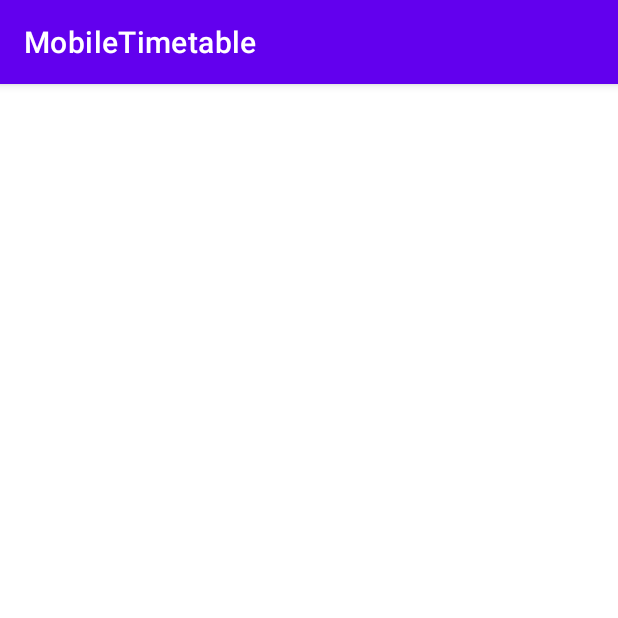
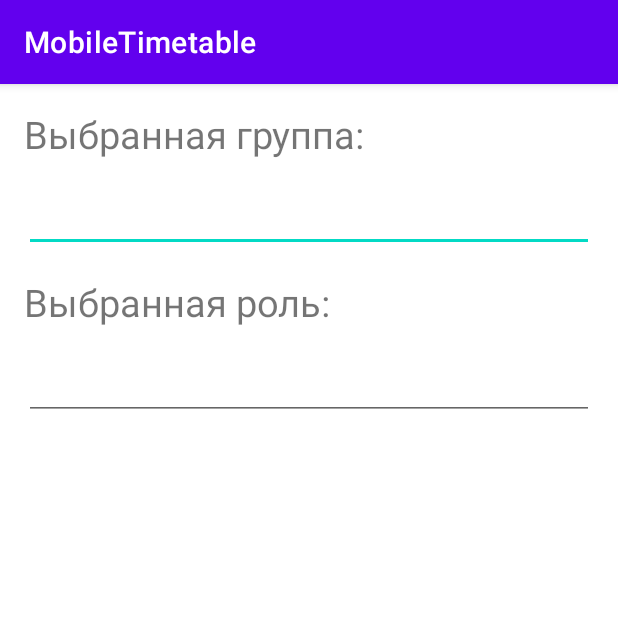
Before and after one commit to CatsProgrammers/MobileTimetable, an Android app: the SettingsActivity screen opened directly, with no data from a screen before it, on a phone screen of 412 x 824 dp, the top half of it. Run offline under Robolectric (Android 15) with nearby library versions, the phone set to English and light mode, and no system bars.

Commit message:
Бросил каркасы AutoCompleteTextView в настройках и устал

```diff
--- a/app/src/main/java/com/cats/mobiletimetable/MainActivity.java
+++ b/app/src/main/java/com/cats/mobiletimetable/MainActivity.java
@@ -1,7 +1,10 @@
 package com.cats.mobiletimetable;
 
 import android.app.DatePickerDialog;
+import android.content.Intent;
 import android.os.Bundle;
+import android.view.Menu;
+import android.view.MenuItem;
 import android.view.View;
 import android.widget.DatePicker;
 import android.widget.EditText;
@@ -172,4 +175,25 @@ public class MainActivity extends AppCompatActivity {
         loadApiData();
     }
 
+
+
+
+    // создание меню из XML
+    public boolean onCreateOptionsMenu(Menu menu) {
+        getMenuInflater().inflate(R.menu.menu_main, menu);
+        return super.onCreateOptionsMenu(menu);
+    }
+
+    // обработка нажатий на меню
+    @Override
+    public boolean onOptionsItemSelected(MenuItem item) {
+
+        String settingsString = getResources().getString(R.string.action_settings);
+        if (item.getTitle().toString().equals(settingsString)) {
+            Intent intent = new Intent(this, SettingsActivity.class);
+            startActivity(intent);
+        }
+        return true;
+    }
+
 }
--- a/app/src/main/java/com/cats/mobiletimetable/SettingsActivity.java
+++ b/app/src/main/java/com/cats/mobiletimetable/SettingsActivity.java
@@ -1,14 +1,38 @@
 package com.cats.mobiletimetable;
 
 import android.os.Bundle;
+import android.widget.ArrayAdapter;
+import android.widget.AutoCompleteTextView;
+import android.widget.Spinner;
 
 import androidx.appcompat.app.AppCompatActivity;
 
 public class SettingsActivity extends AppCompatActivity {
 
+    ArrayAdapter<String> groupListAdapter;
+    AutoCompleteTextView groupTextView;
+
+    ArrayAdapter<String> userTypeListAdapter;
+    AutoCompleteTextView userTypeTextView;
+
+
     @Override
     protected void onCreate(Bundle savedInstanceState) {
         super.onCreate(savedInstanceState);
         setContentView(R.layout.activity_settings);
+
+        groupListAdapter = new ArrayAdapter<>(this, android.R.layout.simple_dropdown_item_1line, COUNTRIES);
+        groupTextView = findViewById(R.id.groupsList);
+        groupTextView.setAdapter(groupListAdapter);
+
+        //TODO: Тут юзануть простой Spinner, а не AutoCompleteTextView!!
+        userTypeListAdapter = new ArrayAdapter<>(this, android.R.layout.simple_dropdown_item_1line, USERTYPES);
+        userTypeTextView = findViewById(R.id.userTypesList);
+        userTypeTextView.setAdapter(userTypeListAdapter);
     }
+
+    private static final String[] COUNTRIES = new String[] {"Belgium", "France", "Italy", "Germany", "Spain"
+    };
+
+    private static final String[] USERTYPES = new String[] {"Кочевник", "Дитя улиц", "Корпорат"};
 }
--- a/app/src/main/java/com/cats/mobiletimetable/adapters/LessonListAdapter.java
+++ b/app/src/main/java/com/cats/mobiletimetable/adapters/LessonListAdapter.java
@@ -21,10 +21,8 @@ public class LessonListAdapter extends RecyclerView.Adapter<LessonListAdapter.My
     public List<LessonWithDetails> lessonList;
     private Context context;
 
-
     public LessonListAdapter(Context context) {
         this.context = context;
-
     }
 
     public void setLessonList(List<LessonWithDetails> lessonList) {
--- a/app/src/main/res/layout/activity_settings.xml
+++ b/app/src/main/res/layout/activity_settings.xml
@@ -1,8 +1,59 @@
 <?xml version="1.0" encoding="utf-8"?>
 <androidx.constraintlayout.widget.ConstraintLayout xmlns:android="http://schemas.android.com/apk/res/android"
+    xmlns:app="http://schemas.android.com/apk/res-auto"
     xmlns:tools="http://schemas.android.com/tools"
     android:layout_width="match_parent"
     android:layout_height="match_parent"
     tools:context=".SettingsActivity">
 
+    <TextView
+        android:id="@+id/grouptextView"
+        android:layout_width="match_parent"
+        android:layout_height="wrap_content"
+        android:layout_marginStart="16dp"
+        android:layout_marginTop="16dp"
+        android:layout_marginEnd="16dp"
+        android:text="Выбранная группа:"
+        android:textSize="25sp"
+        app:layout_constraintEnd_toEndOf="parent"
+        app:layout_constraintStart_toStartOf="parent"
+        app:layout_constraintTop_toTopOf="parent" />
+
+    <AutoCompleteTextView
+        android:id="@+id/groupsList"
+        android:layout_width="0dp"
+        android:layout_height="wrap_content"
+        android:layout_marginStart="16dp"
+        android:layout_marginTop="16dp"
+        android:layout_marginEnd="16dp"
+        app:layout_constraintEnd_toEndOf="parent"
+        app:layout_constraintStart_toStartOf="parent"
+        app:layout_constraintTop_toBottomOf="@+id/grouptextView" />
+
+    <TextView
+        android:id="@+id/userTypeTextView"
+        android:layout_width="match_parent"
+        android:layout_height="wrap_content"
+        android:layout_marginStart="16dp"
+        android:layout_marginTop="16dp"
+        android:layout_marginEnd="16dp"
+        android:text="Выбранная роль:"
+        android:textSize="25sp"
+        app:layout_constraintEnd_toEndOf="parent"
+        app:layout_constraintHorizontal_bias="0.0"
+        app:layout_constraintStart_toStartOf="parent"
+        app:layout_constraintTop_toBottomOf="@+id/groupsList" />
+
+    <AutoCompleteTextView
+        android:id="@+id/userTypesList"
+        android:layout_width="0dp"
+        android:layout_height="wrap_content"
+        android:layout_marginStart="16dp"
+        android:layout_marginTop="16dp"
+        android:layout_marginEnd="16dp"
+        app:layout_constraintEnd_toEndOf="parent"
+        app:layout_constraintHorizontal_bias="0.0"
+        app:layout_constraintStart_toStartOf="parent"
+        app:layout_constraintTop_toBottomOf="@+id/userTypeTextView" />
+
 </androidx.constraintlayout.widget.ConstraintLayout>
--- /dev/null
+++ b/app/src/main/res/menu/menu_main.xml
@@ -0,0 +1,10 @@
+<menu xmlns:android="http://schemas.android.com/apk/res/android"
+    xmlns:app="http://schemas.android.com/apk/res-auto"
+    xmlns:tools="http://schemas.android.com/tools"
+    tools:context="com.demka.coffeecounter.MainActivity">
+    <item
+        android:id="@+id/action_settings"
+        android:orderInCategory="100"
+        android:title="@string/action_settings"
+        app:showAsAction="never" />
+</menu>
--- a/app/src/main/res/values/strings.xml
+++ b/app/src/main/res/values/strings.xml
@@ -1,4 +1,4 @@
 <resources>
     <string name="app_name">MobileTimetable</string>
-
+    <string name="action_settings">Настройки</string>
 </resources>
```
